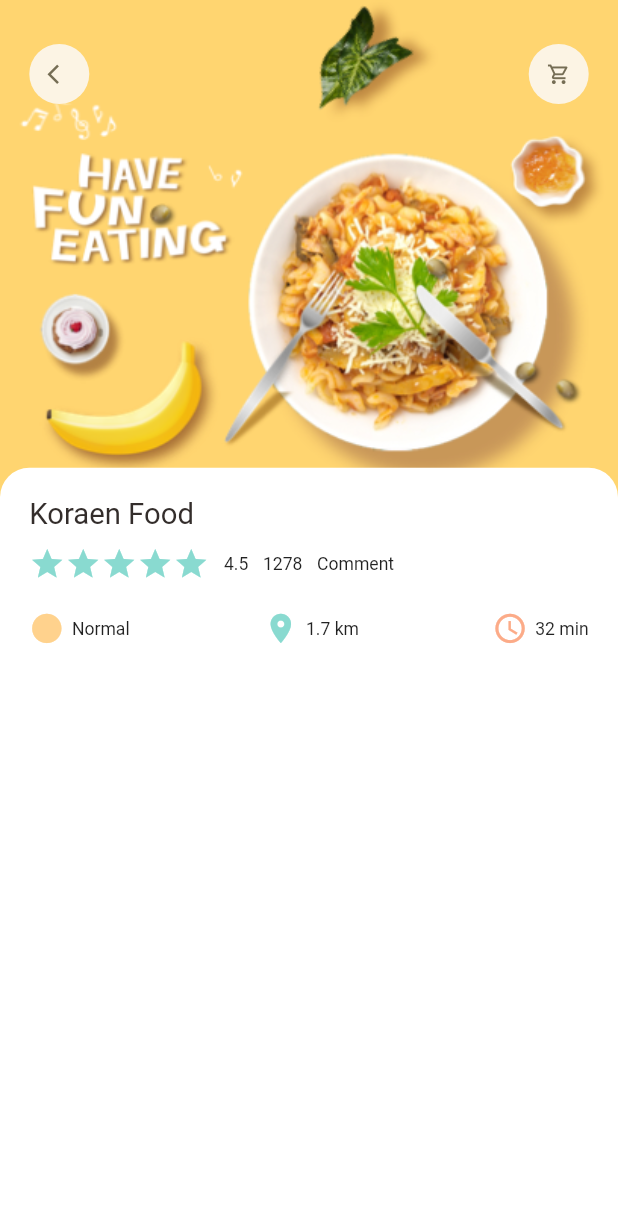
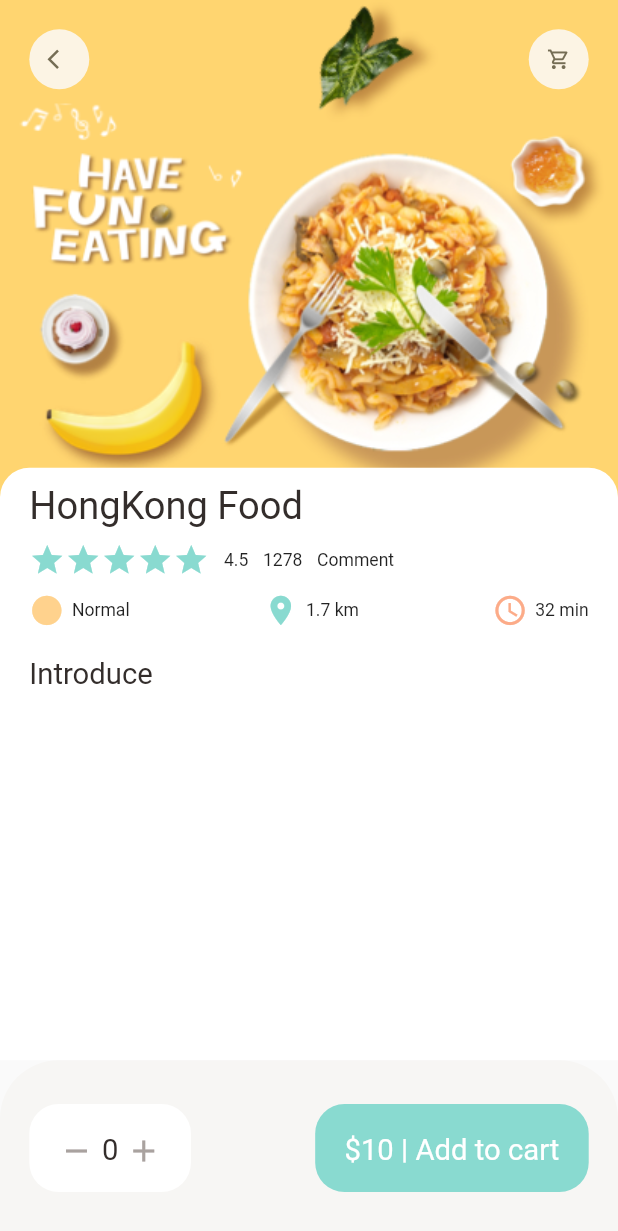
Before and after one commit to dinhkhoi-png/FlutterAppSaleFood, a Flutter app: the screen it shows after launch, on a phone screen of 412 x 824 dp. Shown: the top 1231 px of the screen. Run offline on Flutter 3.47's test engine with Material 2 defaults, Android fonts, the phone set to English and light mode, and no system bars; our stand-ins replace dots_indicator, get.

Commit message:
Edit popular detail

```diff
--- a/lib/main.dart
+++ b/lib/main.dart
@@ -1,6 +1,8 @@
 import 'package:flutter/material.dart';
 import 'package:flutter/services.dart';
 import 'package:flutter_app_sale/pages/food_detail/popular_food_detail.dart';
+
+
 
 
 
@@ -31,7 +33,7 @@ class MyApp extends StatelessWidget {
         backgroundColor: Colors.white,
         primarySwatch: Colors.blue,
       ),
-      home: const PopularFoodDetail(),
+      home: PopularFoodDetail(),
     );
   }
 
--- a/lib/pages/food_detail/popular_food_detail.dart
+++ b/lib/pages/food_detail/popular_food_detail.dart
@@ -1,7 +1,9 @@
 
 import 'package:flutter/material.dart';
+import 'package:flutter_app_sale/utils/colors.dart';
 import 'package:flutter_app_sale/widgets/app_column.dart';
 import 'package:flutter_app_sale/widgets/app_icon.dart';
+import 'package:flutter_app_sale/widgets/big_text.dart';
 
 
 import '../../utils/dimensions.dart';
@@ -15,6 +17,7 @@ class PopularFoodDetail extends StatelessWidget {
     return Scaffold(
       body: Stack(
         children: [
+          //background Image
           Positioned(
               left: 0,
               right: 0,
@@ -31,8 +34,9 @@ class PopularFoodDetail extends StatelessWidget {
                 ),
               )
           ),
+          //Icon widget
           Positioned(
-            top: Dimensions.height30,
+            top: Dimensions.height20,
             left: Dimensions.width20,
               right: Dimensions.width20,
               child: Row(
@@ -43,14 +47,75 @@ class PopularFoodDetail extends StatelessWidget {
                 ],
               )
           ),
+          //Introduct of food
           Positioned(
             left: 0,
               right: 0,
               bottom: 0,
               top: Dimensions.popularFoodImg-30,
-              child:AppColumn(),
+              child:Container(
+                padding: EdgeInsets.only(top: Dimensions.height10,left: Dimensions.height20 ,right: Dimensions.height20),
+                decoration: BoxDecoration(
+                    borderRadius: BorderRadius.only(
+                      topRight: Radius.circular(Dimensions.radius20),
+                      topLeft: Radius.circular(Dimensions.radius20),
+                    ),
+                    color: Colors.white
+                ),
+                child: Column(
+                  crossAxisAlignment: CrossAxisAlignment.start,
+                  children: [
+                    AppColumn(text: "HongKong Food",),
+                    SizedBox(height: Dimensions.height20,),
+                    BigText(text: "Introduce")
+                  ],
+                ),
           )
+          ),
+          //Exandable text
         ],
+      ),
+      bottomNavigationBar: Container(
+        height: Dimensions.bottomHeight,
+        padding: EdgeInsets.only(top: Dimensions.height30,bottom:Dimensions.height30,left: Dimensions.width20 , right: Dimensions.width20 ),
+        decoration: BoxDecoration(
+          color: AppColors.buttonBackgroundColor,
+          borderRadius: BorderRadius.only(
+            topLeft: Radius.circular(Dimensions.radius20*2),
+            topRight: Radius.circular(Dimensions.radius20*2),
+
+          )
+        ),
+        child: Row(
+          mainAxisAlignment: MainAxisAlignment.spaceBetween,
+          children: [
+            Container(
+              padding: EdgeInsets.only(top: Dimensions.height20,bottom: Dimensions.height20,right: Dimensions.width20, left: Dimensions.width20),
+              decoration: BoxDecoration(
+                borderRadius: BorderRadius.circular(Dimensions.radius20),
+                color: Colors.white,
+              ),
+              child: Row(
+                children: [
+                  Icon(Icons.remove , color: AppColors.signColor,),
+                  SizedBox(width: Dimensions.width10/2,),
+                  BigText(text: "0"),
+                  SizedBox(width: Dimensions.width10/2,),
+                  Icon(Icons.add , color: AppColors.signColor),
+                ],
+              ),
+            ),
+            Container(
+              padding: EdgeInsets.only(top: Dimensions.height20,bottom: Dimensions.height20,right: Dimensions.width20, left: Dimensions.width20),
+              child: BigText(text: "\$10 | Add to cart", color: Colors.white,),
+
+              decoration: BoxDecoration(
+                borderRadius: BorderRadius.circular(Dimensions.radius20),
+                color: AppColors.mainColor,
+              ),
+            ),
+          ],
+        ),
       ),
     );
   }
--- a/lib/pages/home/home_food_page.dart
+++ b/lib/pages/home/home_food_page.dart
@@ -24,7 +24,7 @@ class _HomeFoodPageState extends State<HomeFoodPage> {
           Container(
             //show header
             child: Container(
-              margin: EdgeInsets.only(top: Dimensions.height45 , bottom: Dimensions.height15),
+              margin: EdgeInsets.only(top: Dimensions.height20 , bottom: Dimensions.height20),
               padding: EdgeInsets.only(left: Dimensions.width20 , right: Dimensions.width20),
               child: Row(
                 mainAxisAlignment: MainAxisAlignment.spaceBetween,
--- a/lib/utils/dimensions.dart
+++ b/lib/utils/dimensions.dart
@@ -24,7 +24,7 @@ class Dimensions {
   static double width45 =screenHeight/18.7;
 
 
-
+  static double font26 = screenHeight/32.46;
   static double font20 = screenHeight/42.2;
   static double font12 = screenHeight/70.3;
 
@@ -41,6 +41,7 @@ class Dimensions {
   //page detail
   static double popularFoodImg = screenHeight/2.41;
 
-
+  //bottom height
+  static double bottomHeight = screenHeight/7.03;
 
 }
--- a/lib/widgets/app_column.dart
+++ b/lib/widgets/app_column.dart
@@ -6,23 +6,15 @@ import '../utils/dimensions.dart';
 import 'big_text.dart';
 import 'icon_and_text_widget.dart';
 class AppColumn extends StatelessWidget {
-  const AppColumn({Key? key}) : super(key: key);
+  final String text;
+  AppColumn({Key? key ,required this.text}) : super(key: key);
 
   @override
   Widget build(BuildContext context) {
-    return  Container(
-      padding: EdgeInsets.only(top: Dimensions.height20 ,left: Dimensions.height20 ,right: Dimensions.height20),
-      decoration: BoxDecoration(
-          borderRadius: BorderRadius.only(
-            topRight: Radius.circular(Dimensions.radius20),
-            topLeft: Radius.circular(Dimensions.radius20),
-          ),
-          color: Colors.white
-      ),
-      child: Column(
+    return  Column(
         crossAxisAlignment: CrossAxisAlignment.start,
         children: [
-          BigText(text: "Koraen Food"),
+          BigText(text: text , size: Dimensions.font26,),
           SizedBox(height: Dimensions.height10,),
           Row(
             children: [
@@ -40,7 +32,7 @@ class AppColumn extends StatelessWidget {
               SmallText(text: "Comment"),
             ],
           ),
-          SizedBox(height: Dimensions.height20,),
+          SizedBox(height: Dimensions.height10,),
           Row(
             mainAxisAlignment: MainAxisAlignment.spaceBetween,
             children: [
@@ -64,7 +56,7 @@ class AppColumn extends StatelessWidget {
             ],
           )
         ],
-      ),
-    );
+      );
+
   }
 }
```
Also changed, not shown: lib/pages/home/home_food_body.dart (+12 -3 lines), lib/widgets/exandable_text_widget.dart (added, +17 -0 lines).
